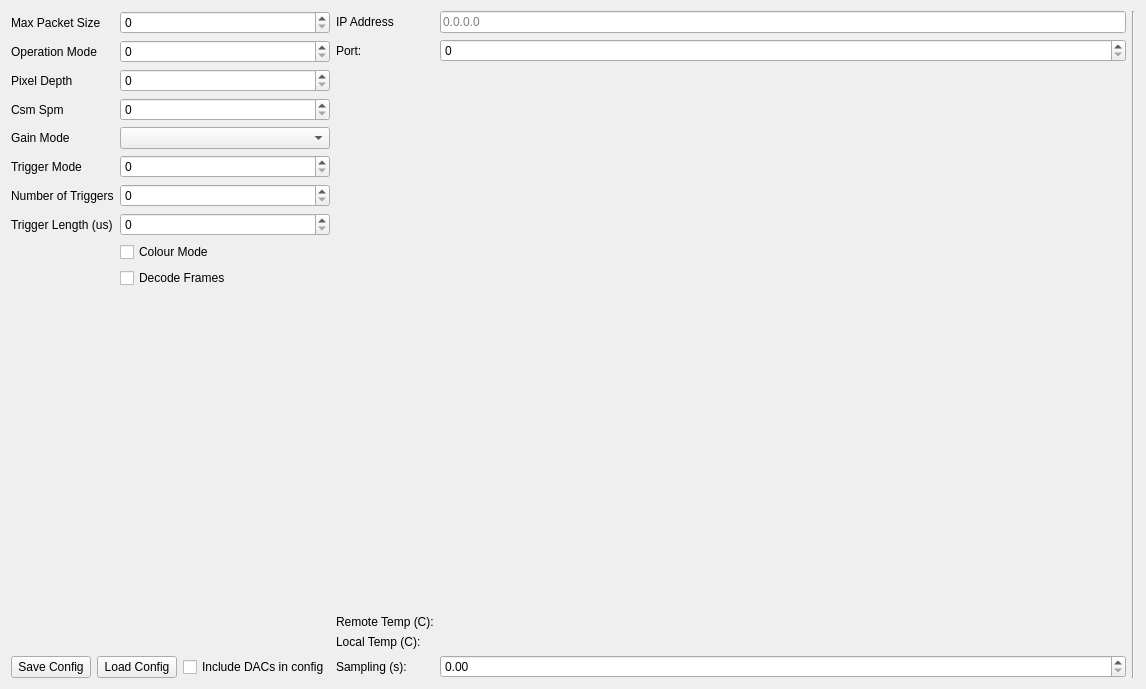
navrit/dexter, file SpidrMpx3Eq/qcstmconfigmonitoring.ui: the form before one commit.
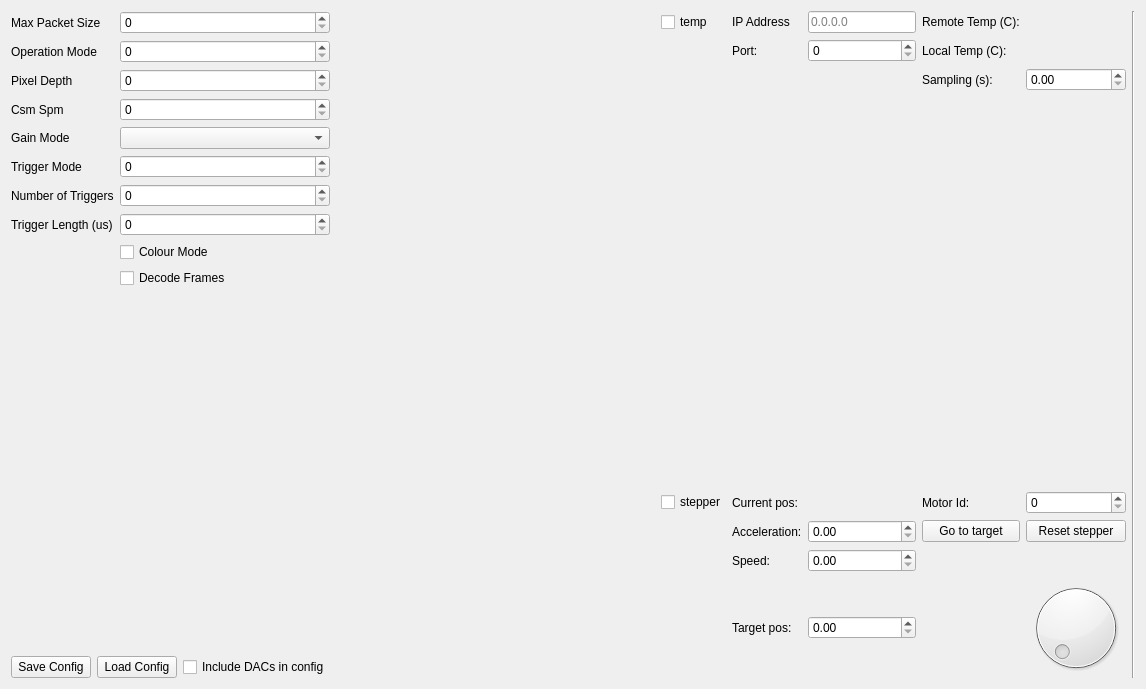
The form after the commit.

Commit message: working on stepping motor control

Patch:
```diff
--- a/SpidrMpx3Eq/qcstmconfigmonitoring.ui
+++ b/SpidrMpx3Eq/qcstmconfigmonitoring.ui
@@ -205,40 +205,22 @@
        </item>
       </layout>
      </item>
+     <item>
+      <spacer name="horizontalSpacer">
+       <property name="orientation">
+        <enum>Qt::Horizontal</enum>
+       </property>
+       <property name="sizeHint" stdset="0">
+        <size>
+         <width>40</width>
+         <height>20</height>
+        </size>
+       </property>
+      </spacer>
+     </item>
      <item>
       <layout class="QGridLayout" name="gridLayout">
-       <item row="3" column="0">
-        <widget class="QLabel" name="label_0">
-         <property name="text">
-          <string>Remote Temp (C):</string>
-         </property>
-        </widget>
-       </item>
-       <item row="3" column="2">
-        <widget class="QLabel" name="remoteTempMeasLabel">
-         <property name="text">
-          <string/>
-         </property>
-        </widget>
-       </item>
-       <item row="1" column="0">
-        <widget class="QLabel" name="label_12">
-         <property name="text">
-          <string>Port:</string>
-         </property>
-        </widget>
-       </item>
-       <item row="5" column="2">
-        <widget class="QDoubleSpinBox" name="samplingSpinner"/>
-       </item>
-       <item row="5" column="0">
-        <widget class="QLabel" name="label_1">
-         <property name="text">
-          <string>Sampling (s):</string>
-         </property>
-        </widget>
-       </item>
-       <item row="2" column="0">
+       <item row="6" column="1">
         <spacer name="verticalSpacer">
          <property name="orientation">
           <enum>Qt::Vertical</enum>
@@ -251,17 +233,52 @@
          </property>
         </spacer>
        </item>
-       <item row="4" column="2">
+       <item row="1" column="1">
+        <widget class="QLabel" name="label_12">
+         <property name="text">
+          <string>Port:</string>
+         </property>
+        </widget>
+       </item>
+       <item row="0" column="1">
+        <widget class="QLabel" name="label_11">
+         <property name="text">
+          <string>IP Address</string>
+         </property>
+        </widget>
+       </item>
+       <item row="8" column="1">
+        <widget class="QLabel" name="label">
+         <property name="text">
+          <string>Current pos:</string>
+         </property>
+        </widget>
+       </item>
+       <item row="8" column="2">
+        <widget class="QLabel" name="motorCurrentPosLabel">
+         <property name="text">
+          <string/>
+         </property>
+        </widget>
+       </item>
+       <item row="0" column="5">
+        <widget class="QLabel" name="remoteTempMeasLabel">
+         <property name="text">
+          <string/>
+         </property>
+        </widget>
+       </item>
+       <item row="1" column="5">
         <widget class="QLabel" name="localTempMeasLabel">
          <property name="text">
           <string/>
          </property>
         </widget>
        </item>
-       <item row="4" column="0">
-        <widget class="QLabel" name="label_10">
-         <property name="text">
-          <string>Local Temp (C):</string>
+       <item row="1" column="2">
+        <widget class="QSpinBox" name="portSpinner">
+         <property name="maximum">
+          <number>65535</number>
          </property>
         </widget>
        </item>
@@ -275,17 +292,102 @@
          </property>
         </widget>
        </item>
+       <item row="10" column="1">
+        <widget class="QLabel" name="label_13">
+         <property name="text">
+          <string>Speed:</string>
+         </property>
+        </widget>
+       </item>
+       <item row="1" column="4">
+        <widget class="QLabel" name="label_10">
+         <property name="text">
+          <string>Local Temp (C):</string>
+         </property>
+        </widget>
+       </item>
+       <item row="3" column="5">
+        <widget class="QDoubleSpinBox" name="samplingSpinner"/>
+       </item>
+       <item row="3" column="4">
+        <widget class="QLabel" name="label_1">
+         <property name="text">
+          <string>Sampling (s):</string>
+         </property>
+        </widget>
+       </item>
+       <item row="0" column="4">
+        <widget class="QLabel" name="label_0">
+         <property name="text">
+          <string>Remote Temp (C):</string>
+         </property>
+        </widget>
+       </item>
        <item row="0" column="0">
-        <widget class="QLabel" name="label_11">
+        <widget class="QCheckBox" name="tempReadingActivateCheckBox">
          <property name="text">
-          <string>IP Address</string>
+          <string>temp</string>
          </property>
         </widget>
        </item>
-       <item row="1" column="2">
-        <widget class="QSpinBox" name="portSpinner">
+       <item row="8" column="0">
+        <widget class="QCheckBox" name="stepperMotorCheckBox">
+         <property name="text">
+          <string>stepper</string>
+         </property>
+        </widget>
+       </item>
+       <item row="8" column="4">
+        <widget class="QLabel" name="label_14">
+         <property name="text">
+          <string>Motor Id:</string>
+         </property>
+        </widget>
+       </item>
+       <item row="8" column="5">
+        <widget class="QSpinBox" name="motorIdSpinBox"/>
+       </item>
+       <item row="9" column="4">
+        <widget class="QPushButton" name="motorGoToTargetButton">
+         <property name="text">
+          <string>Go to target</string>
+         </property>
+        </widget>
+       </item>
+       <item row="9" column="5">
+        <widget class="QPushButton" name="motorResetButton">
+         <property name="text">
+          <string>Reset stepper</string>
+         </property>
+        </widget>
+       </item>
+       <item row="11" column="5">
+        <widget class="QDial" name="dial"/>
+       </item>
+       <item row="11" column="1">
+        <widget class="QLabel" name="label_16">
+         <property name="text">
+          <string>Target pos:</string>
+         </property>
+        </widget>
+       </item>
+       <item row="10" column="2">
+        <widget class="QDoubleSpinBox" name="speedSpinBox"/>
+       </item>
+       <item row="11" column="2">
+        <widget class="QDoubleSpinBox" name="targetPosSpinBox">
          <property name="maximum">
-          <number>65535</number>
+          <double>1000000.000000000000000</double>
+         </property>
+        </widget>
+       </item>
+       <item row="9" column="2">
+        <widget class="QDoubleSpinBox" name="accelerationSpinBox"/>
+       </item>
+       <item row="9" column="1">
+        <widget class="QLabel" name="label_15">
+         <property name="text">
+          <string>Acceleration:</string>
          </property>
         </widget>
        </item>
```
The commit also changes 9 other files.
